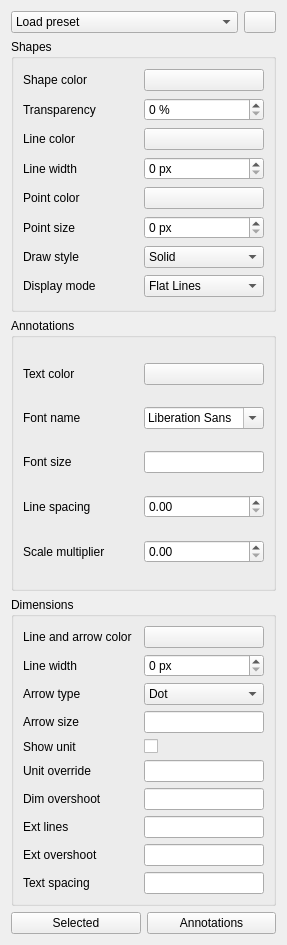
First picture: the form in src/Mod/Draft/Resources/ui/TaskPanel_SetStyle.ui, repository southseact-3d/fcd, before the edit.
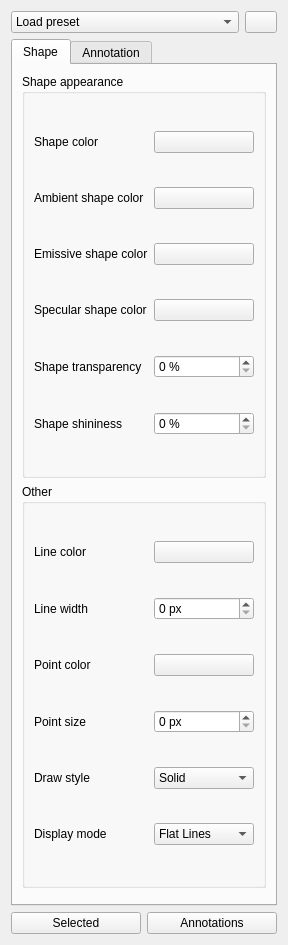
Second picture: the form after the edit. Icons and pictures are not drawn. Custom widgets are drawn as their Qt base class.

Commit message:
Draft: Draft_SetStyle new Material handling
Discussion: #13657.

```diff
--- a/src/Mod/Draft/Resources/ui/TaskPanel_SetStyle.ui
+++ b/src/Mod/Draft/Resources/ui/TaskPanel_SetStyle.ui
@@ -15,7 +15,7 @@
   </property>
   <layout class="QVBoxLayout" name="verticalLayout">
    <item>
-    <layout class="QHBoxLayout" name="horizontalLayout_2">
+    <layout class="QHBoxLayout" name="horizontalLayout_1">
      <item>
       <widget class="QComboBox" name="comboPresets">
        <property name="toolTip">
@@ -51,14 +51,18 @@
     </layout>
    </item>
    <item>
-    <widget class="QGroupBox" name="groupBox">
+    <widget class="QTabWidget" name="tabs">
+     <widget class="QWidget" name="tab_Shape">
+      <attribute name="title">
+       <string>Shape</string>
+      </attribute>
+      <layout class="QVBoxLayout" name="verticalLayout_2">
+       <item>
+        <widget class="QGroupBox" name="groupBox_1">
      <property name="title">
-      <string>Shapes</string>
-     </property>
-     <layout class="QGridLayout" name="gridLayout" columnstretch="1,0" columnminimumwidth="0,120">
-      <property name="sizeConstraint">
-       <enum>QLayout::SetDefaultConstraint</enum>
-      </property>
+          <string>Shape appearance</string>
+         </property>
+         <layout class="QGridLayout" name="gridLayout_1" columnstretch="1,0" columnminimumwidth="0,100">
       <item row="0" column="0">
        <widget class="QLabel" name="label_ShapeColor">
         <property name="text">
@@ -71,13 +75,46 @@
        </widget>
       </item>
       <item row="1" column="0">
+           <widget class="QLabel" name="label_AmbientColor">
+            <property name="text">
+             <string>Ambient shape color</string>
+            </property>
+           </widget>
+          </item>
+          <item row="1" column="1">
+           <widget class="Gui::ColorButton" name="AmbientColor">
+           </widget>
+          </item>
+          <item row="2" column="0">
+           <widget class="QLabel" name="label_EmissiveColor">
+            <property name="text">
+             <string>Emissive shape color</string>
+            </property>
+           </widget>
+          </item>
+          <item row="2" column="1">
+           <widget class="Gui::ColorButton" name="EmissiveColor">
+           </widget>
+          </item>
+          <item row="3" column="0">
+           <widget class="QLabel" name="label_SpecularColor">
+            <property name="text">
+             <string>Specular shape color</string>
+            </property>
+           </widget>
+          </item>
+          <item row="3" column="1">
+           <widget class="Gui::ColorButton" name="SpecularColor">
+           </widget>
+          </item>
+          <item row="4" column="0">
        <widget class="QLabel" name="label_Transparency">
         <property name="text">
-         <string>Transparency</string>
+             <string>Shape transparency</string>
         </property>
        </widget>
       </item>
-      <item row="1" column="1">
+          <item row="4" column="1">
        <widget class="QSpinBox" name="Transparency">
         <property name="suffix">
          <string notr="true"> %</string>
@@ -87,64 +124,90 @@
         </property>
        </widget>
       </item>
-      <item row="2" column="0">
+          <item row="5" column="0">
+           <widget class="QLabel" name="label_Shininess">
+            <property name="text">
+             <string>Shape shininess</string>
+            </property>
+           </widget>
+          </item>
+          <item row="5" column="1">
+           <widget class="QSpinBox" name="Shininess">
+            <property name="suffix">
+             <string notr="true"> %</string>
+            </property>
+            <property name="maximum">
+             <number>100</number>
+            </property>
+           </widget>
+          </item>
+         </layout>
+        </widget>
+       </item>
+       <item>
+        <widget class="QGroupBox" name="groupBox_2">
+         <property name="title">
+          <string>Other</string>
+         </property>
+         <layout class="QGridLayout" name="gridLayout_2" columnstretch="1,0" columnminimumwidth="0,100">
+          <item row="0" column="0">
        <widget class="QLabel" name="label_LineColor">
         <property name="text">
          <string>Line color</string>
         </property>
        </widget>
       </item>
-      <item row="2" column="1">
+          <item row="0" column="1">
        <widget class="Gui::ColorButton" name="LineColor">
        </widget>
       </item>
-      <item row="3" column="0">
+          <item row="1" column="0">
        <widget class="QLabel" name="label_LineWidth">
         <property name="text">
          <string>Line width</string>
         </property>
        </widget>
       </item>
-      <item row="3" column="1">
+          <item row="1" column="1">
        <widget class="QSpinBox" name="LineWidth">
         <property name="suffix">
          <string> px</string>
         </property>
        </widget>
       </item>
-      <item row="4" column="0">
+          <item row="2" column="0">
        <widget class="QLabel" name="label_PointColor">
         <property name="text">
          <string>Point color</string>
         </property>
        </widget>
       </item>
-      <item row="4" column="1">
+          <item row="2" column="1">
        <widget class="Gui::ColorButton" name="PointColor">
        </widget>
       </item>
-      <item row="5" column="0">
+          <item row="3" column="0">
        <widget class="QLabel" name="label_PointSize">
         <property name="text">
          <string>Point size</string>
         </property>
        </widget>
       </item>
-      <item row="5" column="1">
+          <item row="3" column="1">
        <widget class="QSpinBox" name="PointSize">
         <property name="suffix">
          <string> px</string>
         </property>
        </widget>
       </item>
-      <item row="6" column="0">
+          <item row="4" column="0">
        <widget class="QLabel" name="label_DrawStyle">
         <property name="text">
          <string>Draw style</string>
         </property>
        </widget>
       </item>
-      <item row="6" column="1">
+          <item row="4" column="1">
        <widget class="QComboBox" name="DrawStyle">
         <item>
          <property name="text">
@@ -168,14 +231,14 @@
         </item>
        </widget>
       </item>
-      <item row="7" column="0">
+          <item row="5" column="0">
        <widget class="QLabel" name="label_DisplayMode">
         <property name="text">
          <string>Display mode</string>
         </property>
        </widget>
       </item>
-      <item row="7" column="1">
+          <item row="5" column="1">
        <widget class="QComboBox" name="DisplayMode">
         <item>
          <property name="text">
@@ -203,33 +266,33 @@
     </widget>
    </item>
    <item>
-    <widget class="QGroupBox" name="groupBox_2">
+        <spacer name="verticalSpacer_1">
+         <property name="orientation">
+          <enum>Qt::Vertical</enum>
+         </property>
+        </spacer>
+       </item>
+      </layout>
+     </widget>
+     <widget class="QWidget" name="tab_Annotation">
+      <attribute name="title">
+       <string>Annotation</string>
+      </attribute>
+      <layout class="QVBoxLayout" name="verticalLayout_3">
+       <item>
+        <widget class="QGroupBox" name="groupBox_3">
      <property name="title">
-      <string>Annotations</string>
-     </property>
-     <layout class="QGridLayout" name="gridLayout_2" columnstretch="1,0" columnminimumwidth="0,120">
+          <string>Texts</string>
+         </property>
+         <layout class="QGridLayout" name="gridLayout_3" columnstretch="1,0" columnminimumwidth="0,100">
       <item row="0" column="0">
-       <widget class="QLabel" name="label_TextColor">
-        <property name="text">
-         <string>Text color</string>
-        </property>
-       </widget>
-      </item>
-      <item row="0" column="1">
-       <widget class="Gui::ColorButton" name="TextColor">
-        <property name="toolTip">
-         <string>The color for texts, dimension texts and label texts</string>
-        </property>
-       </widget>
-      </item>
-      <item row="1" column="0">
        <widget class="QLabel" name="label_TextFont">
         <property name="text">
          <string>Font name</string>
         </property>
        </widget>
       </item>
-      <item row="1" column="1">
+          <item row="0" column="1">
        <widget class="QFontComboBox" name="TextFont">
         <property name="sizePolicy">
          <sizepolicy hsizetype="Ignored" vsizetype="Fixed">
@@ -242,14 +305,14 @@
         </property>
        </widget>
       </item>
-      <item row="2" column="0">
+          <item row="1" column="0">
        <widget class="QLabel" name="label_TextSize">
         <property name="text">
          <string>Font size</string>
         </property>
        </widget>
       </item>
-      <item row="2" column="1">
+          <item row="1" column="1">
        <widget class="Gui::InputField" name="TextSize">
         <property name="toolTip">
          <string>The height for texts, dimension texts and label texts</string>
@@ -259,28 +322,28 @@
         </property>
        </widget>
       </item>
-      <item row="3" column="0">
+          <item row="2" column="0">
        <widget class="QLabel" name="label_LineSpacing">
         <property name="text">
-         <string>Line spacing</string>
+             <string>Line spacing factor</string>
         </property>
        </widget>
       </item>
-      <item row="3" column="1">
+          <item row="2" column="1">
        <widget class="QDoubleSpinBox" name="LineSpacing">
         <property name="toolTip">
          <string>The line spacing for multi-line texts and labels (relative to the font size)</string>
         </property>
        </widget>
       </item>
-      <item row="4" column="0">
+          <item row="3" column="0">
        <widget class="QLabel" name="label_ScaleMultiplier">
         <property name="text">
          <string>Scale multiplier</string>
         </property>
        </widget>
       </item>
-      <item row="4" column="1">
+          <item row="3" column="1">
        <widget class="QDoubleSpinBox" name="ScaleMultiplier">
         <property name="toolTip">
          <string>The annotation scale multiplier is the inverse of the scale set in the 
@@ -288,48 +351,51 @@
         </property>
        </widget>
       </item>
+          <item row="4" column="0">
+           <widget class="QLabel" name="label_TextColor">
+            <property name="text">
+             <string>Text color</string>
+            </property>
+           </widget>
+          </item>
+          <item row="4" column="1">
+           <widget class="Gui::ColorButton" name="TextColor">
+            <property name="toolTip">
+             <string>The color for texts, dimension texts and label texts</string>
+            </property>
+           </widget>
+          </item>
      </layout>
     </widget>
    </item>
    <item>
-    <widget class="QGroupBox" name="groupBox_3">
+        <widget class="QGroupBox" name="groupBox_4">
      <property name="title">
-      <string>Dimensions</string>
-     </property>
-     <layout class="QGridLayout" name="gridLayout_3" columnstretch="1,0" columnminimumwidth="0,120">
+          <string>Lines and arrows</string>
+         </property>
+         <layout class="QGridLayout" name="gridLayout_4" columnstretch="1,0" columnminimumwidth="0,100">
       <item row="0" column="0">
-       <widget class="QLabel" name="label_AnnoLineColor">
-        <property name="text">
-         <string>Line and arrow color</string>
-        </property>
-       </widget>
-      </item>
-      <item row="0" column="1">
-       <widget class="Gui::ColorButton" name="AnnoLineColor">
-       </widget>
-      </item>
-      <item row="1" column="0">
        <widget class="QLabel" name="label_AnnoLineWidth">
         <property name="text">
          <string>Line width</string>
         </property>
        </widget>
       </item>
-      <item row="1" column="1">
+          <item row="0" column="1">
        <widget class="QSpinBox" name="AnnoLineWidth">
         <property name="suffix">
          <string> px</string>
         </property>
        </widget>
       </item>
-      <item row="2" column="0">
+          <item row="1" column="0">
        <widget class="QLabel" name="label_ArrowStyle">
         <property name="text">
          <string>Arrow type</string>
         </property>
        </widget>
       </item>
-      <item row="2" column="1">
+          <item row="1" column="1">
        <widget class="QComboBox" name="ArrowStyle">
         <item>
          <property name="text">
@@ -358,28 +424,48 @@
         </item>
        </widget>
       </item>
-      <item row="3" column="0">
+          <item row="2" column="0">
        <widget class="QLabel" name="label_ArrowSize">
         <property name="text">
          <string>Arrow size</string>
         </property>
        </widget>
       </item>
-      <item row="3" column="1">
+          <item row="2" column="1">
        <widget class="Gui::InputField" name="ArrowSize">
         <property name="unit" stdset="0">
          <string notr="true"/>
         </property>
        </widget>
       </item>
-      <item row="4" column="0">
+          <item row="3" column="0">
+           <widget class="QLabel" name="label_AnnoLineColor">
+            <property name="text">
+             <string>Line and arrow color</string>
+            </property>
+           </widget>
+          </item>
+          <item row="3" column="1">
+           <widget class="Gui::ColorButton" name="AnnoLineColor">
+           </widget>
+          </item>
+         </layout>
+        </widget>
+       </item>
+       <item>
+        <widget class="QGroupBox" name="groupBox_5">
+         <property name="title">
+          <string>Dimensions</string>
+         </property>
+         <layout class="QGridLayout" name="gridLayout_5" columnstretch="1,0" columnminimumwidth="0,100">
+          <item row="0" column="0">
        <widget class="QLabel" name="label_ShowUnit">
         <property name="text">
          <string>Show unit</string>
         </property>
        </widget>
       </item>
-      <item row="4" column="1">
+          <item row="0" column="1">
        <widget class="QCheckBox" name="ShowUnit">
         <property name="toolTip">
          <string>If checked, a unit symbol is added to dimension texts</string>
@@ -389,28 +475,28 @@
         </property>
        </widget>
       </item>
-      <item row="5" column="0">
+          <item row="1" column="0">
        <widget class="QLabel" name="label_UnitOverride">
         <property name="text">
          <string>Unit override</string>
         </property>
        </widget>
       </item>
-      <item row="5" column="1">
+          <item row="1" column="1">
        <widget class="QLineEdit" name="UnitOverride">
         <property name="toolTip">
          <string>The unit override for dimensions. Leave blank to use the current FreeCAD unit.</string>
         </property>
        </widget>
       </item>
-      <item row="6" column="0">
+          <item row="2" column="0">
        <widget class="QLabel" name="label_DimOvershoot">
         <property name="text">
-         <string>Dim overshoot</string>
+             <string>Dim line overshoot</string>
         </property>
        </widget>
       </item>
-      <item row="6" column="1">
+          <item row="2" column="1">
        <widget class="Gui::InputField" name="DimOvershoot">
         <property name="toolTip">
          <string>The distance the dimension line is extended past the extension lines</string>
@@ -420,14 +506,14 @@
         </property>
        </widget>
       </item>
-      <item row="7" column="0">
+          <item row="3" column="0">
        <widget class="QLabel" name="label_ExtLines">
         <property name="text">
-         <string>Ext lines</string>
+             <string>Ext line length</string>
         </property>
        </widget>
       </item>
-      <item row="7" column="1">
+          <item row="3" column="1">
        <widget class="Gui::InputField" name="ExtLines">
         <property name="toolTip">
          <string>The length of extension lines. Use 0 for full extension lines. A negative value
@@ -440,14 +526,14 @@
         </property>
        </widget>
       </item>
-      <item row="8" column="0">
+          <item row="4" column="0">
        <widget class="QLabel" name="label_ExtOvershoot">
         <property name="text">
-         <string>Ext overshoot</string>
+             <string>Ext line overshoot</string>
         </property>
        </widget>
       </item>
-      <item row="8" column="1">
+          <item row="4" column="1">
        <widget class="Gui::InputField" name="ExtOvershoot">
         <property name="toolTip">
          <string>The length of extension lines above the dimension line</string>
@@ -457,14 +543,14 @@
         </property>
        </widget>
       </item>
-      <item row="9" column="0">
+          <item row="5" column="0">
        <widget class="QLabel" name="label_TextSpacing">
         <property name="text">
          <string>Text spacing</string>
         </property>
        </widget>
       </item>
-      <item row="9" column="1">
+          <item row="5" column="1">
        <widget class="Gui::InputField" name="TextSpacing">
         <property name="toolTip">
          <string>The space between the dimension line and the dimension text</string>
@@ -477,8 +563,12 @@
      </layout>
     </widget>
    </item>
+      </layout>
+     </widget>
+    </widget>
+   </item>
    <item>
-    <layout class="QHBoxLayout" name="horizontalLayout">
+    <layout class="QHBoxLayout" name="horizontalLayout_2">
      <item>
       <widget class="QPushButton" name="applyButton">
        <property name="toolTip">
```
Left out of the diff: 4 changed lines with no effect on the pictures. Lines whose indentation alone changed are shown as unchanged. The commit also changes 3 other files.
